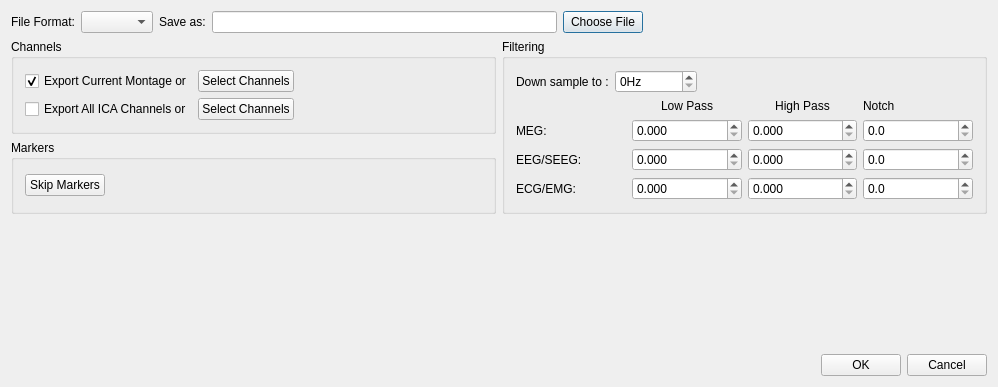
The window that src/AnyWave/Process/AwExporterSettings.ui (HIP-infrastructure/anywave-code) describes before a commit, drawn with Qt 5.
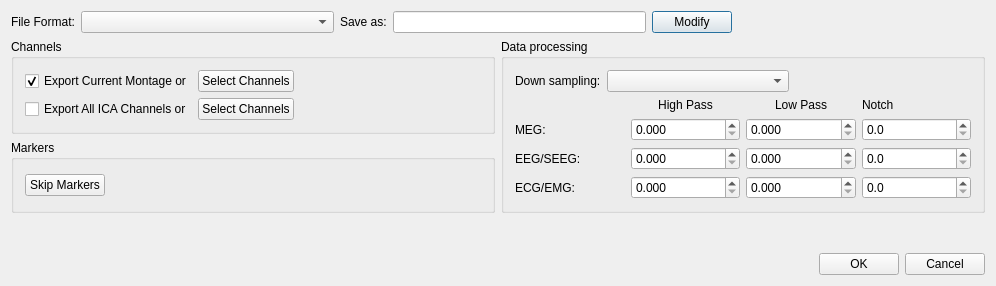
The same window after the commit. Icons and pictures are not drawn. Custom widgets are drawn as their Qt base class.

Commit message: Updated the Save As Ui : New widget to choose how to down sample date.

```diff
--- a/src/AnyWave/Process/AwExporterSettings.ui
+++ b/src/AnyWave/Process/AwExporterSettings.ui
@@ -6,8 +6,8 @@
    <rect>
     <x>0</x>
     <y>0</y>
-    <width>998</width>
-    <height>387</height>
+    <width>996</width>
+    <height>286</height>
    </rect>
   </property>
   <property name="windowTitle">
@@ -33,7 +33,7 @@
      <item>
       <widget class="QComboBox" name="comboWriters">
        <property name="sizePolicy">
-        <sizepolicy hsizetype="Preferred" vsizetype="Fixed">
+        <sizepolicy hsizetype="Expanding" vsizetype="Fixed">
          <horstretch>0</horstretch>
          <verstretch>0</verstretch>
         </sizepolicy>
@@ -59,7 +59,7 @@
         </sizepolicy>
        </property>
        <property name="text">
-        <string>Choose File</string>
+        <string>Modify</string>
        </property>
       </widget>
      </item>
@@ -204,7 +204,7 @@
         </sizepolicy>
        </property>
        <property name="title">
-        <string>Filtering</string>
+        <string>Data processing</string>
        </property>
        <layout class="QVBoxLayout" name="verticalLayout_2">
         <item>
@@ -212,20 +212,17 @@
           <item>
            <widget class="QLabel" name="label_6">
             <property name="text">
-             <string>Down sample to :</string>
+             <string>Down sampling:</string>
             </property>
            </widget>
           </item>
           <item>
-           <widget class="QDoubleSpinBox" name="sbDownSample">
-            <property name="suffix">
-             <string>Hz</string>
-            </property>
-            <property name="decimals">
-             <number>0</number>
-            </property>
-            <property name="maximum">
-             <double>99999999999.000000000000000</double>
+           <widget class="AwComboDS" name="comboDS">
+            <property name="sizePolicy">
+             <sizepolicy hsizetype="Expanding" vsizetype="Fixed">
+              <horstretch>0</horstretch>
+              <verstretch>0</verstretch>
+             </sizepolicy>
             </property>
            </widget>
           </item>
@@ -246,14 +243,24 @@
         </item>
         <item>
          <layout class="QGridLayout" name="gridLayout_2">
-          <item row="0" column="3">
+          <item row="1" column="4">
+           <widget class="QDoubleSpinBox" name="spinMEGNotch">
+            <property name="decimals">
+             <number>1</number>
+            </property>
+            <property name="maximum">
+             <double>1000000000000000.000000000000000</double>
+            </property>
+           </widget>
+          </item>
+          <item row="0" column="4">
            <widget class="QLabel" name="label_9">
             <property name="text">
              <string>Notch</string>
             </property>
            </widget>
           </item>
-          <item row="0" column="1">
+          <item row="0" column="2">
            <widget class="QLabel" name="label_7">
             <property name="sizePolicy">
              <sizepolicy hsizetype="Preferred" vsizetype="Fixed">
@@ -269,22 +276,6 @@
             </property>
            </widget>
           </item>
-          <item row="1" column="1">
-           <widget class="QDoubleSpinBox" name="spinMEGLP">
-            <property name="sizePolicy">
-             <sizepolicy hsizetype="Preferred" vsizetype="Fixed">
-              <horstretch>0</horstretch>
-              <verstretch>0</verstretch>
-             </sizepolicy>
-            </property>
-            <property name="decimals">
-             <number>3</number>
-            </property>
-            <property name="maximum">
-             <double>1000000000000000.000000000000000</double>
-            </property>
-           </widget>
-          </item>
           <item row="3" column="0">
            <widget class="QLabel" name="label_4">
             <property name="text">
@@ -293,28 +284,18 @@
            </widget>
           </item>
           <item row="1" column="2">
-           <widget class="QDoubleSpinBox" name="spinMEGHP">
-            <property name="decimals">
-             <number>3</number>
-            </property>
-            <property name="maximum">
-             <double>1000000000000000.000000000000000</double>
-            </property>
-           </widget>
-          </item>
-          <item row="0" column="2">
-           <widget class="QLabel" name="label_8">
+           <widget class="QDoubleSpinBox" name="spinMEGLP">
             <property name="sizePolicy">
              <sizepolicy hsizetype="Preferred" vsizetype="Fixed">
               <horstretch>0</horstretch>
               <verstretch>0</verstretch>
              </sizepolicy>
             </property>
-            <property name="text">
-             <string>High Pass</string>
+            <property name="decimals">
+             <number>3</number>
             </property>
-            <property name="alignment">
-             <set>Qt::AlignCenter</set>
+            <property name="maximum">
+             <double>1000000000000000.000000000000000</double>
             </property>
            </widget>
           </item>
@@ -325,7 +306,7 @@
             </property>
            </widget>
           </item>
-          <item row="3" column="3">
+          <item row="3" column="4">
            <widget class="QDoubleSpinBox" name="spinEEGNotch">
             <property name="decimals">
              <number>1</number>
@@ -335,27 +316,7 @@
             </property>
            </widget>
           </item>
-          <item row="1" column="3">
-           <widget class="QDoubleSpinBox" name="spinMEGNotch">
-            <property name="decimals">
-             <number>1</number>
-            </property>
-            <property name="maximum">
-             <double>1000000000000000.000000000000000</double>
-            </property>
-           </widget>
-          </item>
           <item row="5" column="2">
-           <widget class="QDoubleSpinBox" name="spinEMGHP">
-            <property name="decimals">
-             <number>3</number>
-            </property>
-            <property name="maximum">
-             <double>1000000000000000.000000000000000</double>
-            </property>
-           </widget>
-          </item>
-          <item row="5" column="1">
            <widget class="QDoubleSpinBox" name="spinEMGLP">
             <property name="decimals">
              <number>3</number>
@@ -365,24 +326,14 @@
             </property>
            </widget>
           </item>
-          <item row="3" column="1">
-           <widget class="QDoubleSpinBox" name="spinEEGLP">
-            <property name="sizePolicy">
-             <sizepolicy hsizetype="Preferred" vsizetype="Fixed">
-              <horstretch>0</horstretch>
-              <verstretch>0</verstretch>
-             </sizepolicy>
-            </property>
-            <property name="decimals">
-             <number>3</number>
-            </property>
-            <property name="maximum">
-             <double>1000000000000000.000000000000000</double>
-            </property>
-           </widget>
-          </item>
           <item row="3" column="2">
-           <widget class="QDoubleSpinBox" name="spinEEGHP">
+           <widget class="QDoubleSpinBox" name="spinEEGLP">
+            <property name="sizePolicy">
+             <sizepolicy hsizetype="Preferred" vsizetype="Fixed">
+              <horstretch>0</horstretch>
+              <verstretch>0</verstretch>
+             </sizepolicy>
+            </property>
             <property name="decimals">
              <number>3</number>
             </property>
@@ -391,16 +342,6 @@
             </property>
            </widget>
           </item>
-          <item row="5" column="3">
-           <widget class="QDoubleSpinBox" name="spinEMGNotch">
-            <property name="decimals">
-             <number>1</number>
-            </property>
-            <property name="maximum">
-             <double>1000000000000000.000000000000000</double>
-            </property>
-           </widget>
-          </item>
           <item row="5" column="0">
            <widget class="QLabel" name="label_5">
             <property name="text">
@@ -408,6 +349,62 @@
             </property>
            </widget>
           </item>
+          <item row="5" column="4">
+           <widget class="QDoubleSpinBox" name="spinEMGNotch">
+            <property name="decimals">
+             <number>1</number>
+            </property>
+            <property name="maximum">
+             <double>1000000000000000.000000000000000</double>
+            </property>
+           </widget>
+          </item>
+          <item row="1" column="1">
+           <widget class="QDoubleSpinBox" name="spinMEGHP">
+            <property name="decimals">
+             <number>3</number>
+            </property>
+            <property name="maximum">
+             <double>1000000000000000.000000000000000</double>
+            </property>
+           </widget>
+          </item>
+          <item row="0" column="1">
+           <widget class="QLabel" name="label_8">
+            <property name="sizePolicy">
+             <sizepolicy hsizetype="Preferred" vsizetype="Fixed">
+              <horstretch>0</horstretch>
+              <verstretch>0</verstretch>
+             </sizepolicy>
+            </property>
+            <property name="text">
+             <string>High Pass</string>
+            </property>
+            <property name="alignment">
+             <set>Qt::AlignCenter</set>
+            </property>
+           </widget>
+          </item>
+          <item row="3" column="1">
+           <widget class="QDoubleSpinBox" name="spinEEGHP">
+            <property name="decimals">
+             <number>3</number>
+            </property>
+            <property name="maximum">
+             <double>1000000000000000.000000000000000</double>
+            </property>
+           </widget>
+          </item>
+          <item row="5" column="1">
+           <widget class="QDoubleSpinBox" name="spinEMGHP">
+            <property name="decimals">
+             <number>3</number>
+            </property>
+            <property name="maximum">
+             <double>1000000000000000.000000000000000</double>
+            </property>
+           </widget>
+          </item>
          </layout>
         </item>
        </layout>
@@ -462,6 +459,13 @@
   </layout>
  </widget>
  <layoutdefault spacing="6" margin="11"/>
+ <customwidgets>
+  <customwidget>
+   <class>AwComboDS</class>
+   <extends>QComboBox</extends>
+   <header location="global">widget/AwComboDS.h</header>
+  </customwidget>
+ </customwidgets>
  <resources>
   <include location="../../../resources/AnyWave.qrc"/>
  </resources>
```
The commit also changes 13 other files.
